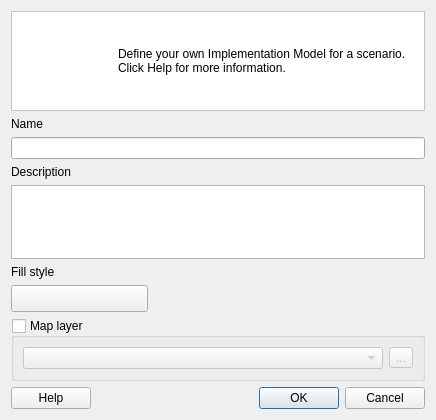
The window that src/cplus_plugin/ui/implementation_model_editor_dialog.ui (ConservationInternational/cplus-plugin) describes before a commit, drawn with Qt 5.
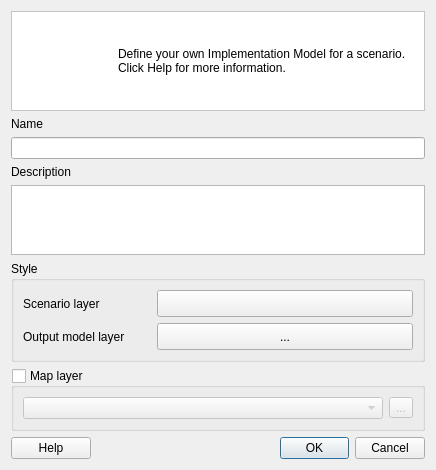
The same window after the commit. Custom widgets are drawn as their Qt base class.

Commit message: Refactor IM editor to support color ramp management for output layer.

```diff
--- a/src/cplus_plugin/ui/implementation_model_editor_dialog.ui
+++ b/src/cplus_plugin/ui/implementation_model_editor_dialog.ui
@@ -7,7 +7,7 @@
     <x>0</x>
     <y>0</y>
     <width>436</width>
-    <height>420</height>
+    <height>449</height>
    </rect>
   </property>
   <property name="minimumSize">
@@ -19,8 +19,8 @@
   <property name="windowTitle">
    <string>Implementation Model Editor</string>
   </property>
-  <layout class="QGridLayout" name="gridLayout">
-   <item row="0" column="0" colspan="4">
+  <layout class="QGridLayout" name="gridLayout_2">
+   <item row="0" column="0" colspan="3">
     <widget class="QFrame" name="frame">
      <property name="sizePolicy">
       <sizepolicy hsizetype="Preferred" vsizetype="Minimum">
@@ -85,41 +85,54 @@
      </layout>
     </widget>
    </item>
-   <item row="1" column="0" colspan="4">
+   <item row="1" column="0" colspan="3">
     <layout class="QVBoxLayout" name="vl_notification"/>
    </item>
-   <item row="2" column="0" colspan="4">
+   <item row="2" column="0" colspan="3">
     <widget class="QLabel" name="label">
      <property name="text">
       <string>Name</string>
      </property>
     </widget>
    </item>
-   <item row="3" column="0" colspan="4">
+   <item row="3" column="0" colspan="3">
     <widget class="QLineEdit" name="txt_name">
      <property name="maxLength">
       <number>200</number>
      </property>
     </widget>
    </item>
-   <item row="4" column="0" colspan="4">
+   <item row="4" column="0" colspan="3">
     <widget class="QLabel" name="label_2">
      <property name="text">
       <string>Description</string>
      </property>
     </widget>
    </item>
-   <item row="5" column="0" colspan="4">
+   <item row="5" column="0" colspan="3">
     <widget class="QPlainTextEdit" name="txt_description"/>
    </item>
-   <item row="6" column="0">
+   <item row="6" column="0" colspan="3">
+    <widget class="QgsCollapsibleGroupBox" name="mGroupBox">
+     <property name="title">
+      <string>Style</string>
+     </property>
+     <layout class="QGridLayout" name="gridLayout">
+      <item row="1" column="0">
+       <widget class="QLabel" name="label_4">
+        <property name="text">
+         <string>Output model layer</string>
+        </property>
+       </widget>
+      </item>
+      <item row="0" column="0">
     <widget class="QLabel" name="label_3">
      <property name="text">
-      <string>Fill style</string>
+         <string>Scenario layer</string>
      </property>
     </widget>
    </item>
-   <item row="7" column="0" colspan="2">
+      <item row="0" column="1" colspan="2">
     <widget class="QgsSymbolButton" name="style_btn">
      <property name="sizePolicy">
       <sizepolicy hsizetype="Minimum" vsizetype="Fixed">
@@ -129,7 +142,7 @@
      </property>
      <property name="minimumSize">
       <size>
-       <width>50</width>
+          <width>100</width>
        <height>27</height>
       </size>
      </property>
@@ -138,20 +151,29 @@
      </property>
     </widget>
    </item>
-   <item row="7" column="2" colspan="2">
-    <spacer name="horizontalSpacer_2">
-     <property name="orientation">
-      <enum>Qt::Horizontal</enum>
-     </property>
-     <property name="sizeHint" stdset="0">
+      <item row="1" column="1" colspan="2">
+       <widget class="QgsColorRampButton" name="btn_color_ramp">
+        <property name="sizePolicy">
+         <sizepolicy hsizetype="Minimum" vsizetype="Fixed">
+          <horstretch>0</horstretch>
+          <verstretch>0</verstretch>
+         </sizepolicy>
+        </property>
+        <property name="minimumSize">
       <size>
-       <width>266</width>
-       <height>20</height>
-      </size>
-     </property>
-    </spacer>
-   </item>
-   <item row="8" column="0" colspan="4">
+          <width>100</width>
+          <height>27</height>
+         </size>
+        </property>
+        <property name="text">
+         <string>...</string>
+        </property>
+       </widget>
+      </item>
+     </layout>
+    </widget>
+   </item>
+   <item row="7" column="0" colspan="3">
     <widget class="QgsCollapsibleGroupBox" name="layer_gb">
      <property name="minimumSize">
       <size>
@@ -195,14 +217,14 @@
      </layout>
     </widget>
    </item>
-   <item row="9" column="0">
+   <item row="8" column="0">
     <widget class="QPushButton" name="btn_help">
      <property name="text">
       <string>Help</string>
      </property>
     </widget>
    </item>
-   <item row="9" column="1" colspan="2">
+   <item row="8" column="1">
     <spacer name="horizontalSpacer">
      <property name="orientation">
       <enum>Qt::Horizontal</enum>
@@ -215,7 +237,7 @@
      </property>
     </spacer>
    </item>
-   <item row="9" column="3">
+   <item row="8" column="2">
     <widget class="QDialogButtonBox" name="buttonBox">
      <property name="minimumSize">
       <size>
@@ -250,6 +272,11 @@
    <extends>QToolButton</extends>
    <header>qgssymbolbutton.h</header>
   </customwidget>
+  <customwidget>
+   <class>QgsColorRampButton</class>
+   <extends>QToolButton</extends>
+   <header>qgscolorrampbutton.h</header>
+  </customwidget>
  </customwidgets>
  <tabstops>
   <tabstop>txt_name</tabstop>
```
Lines whose indentation alone changed are shown as unchanged. The commit also changes 7 other files.
